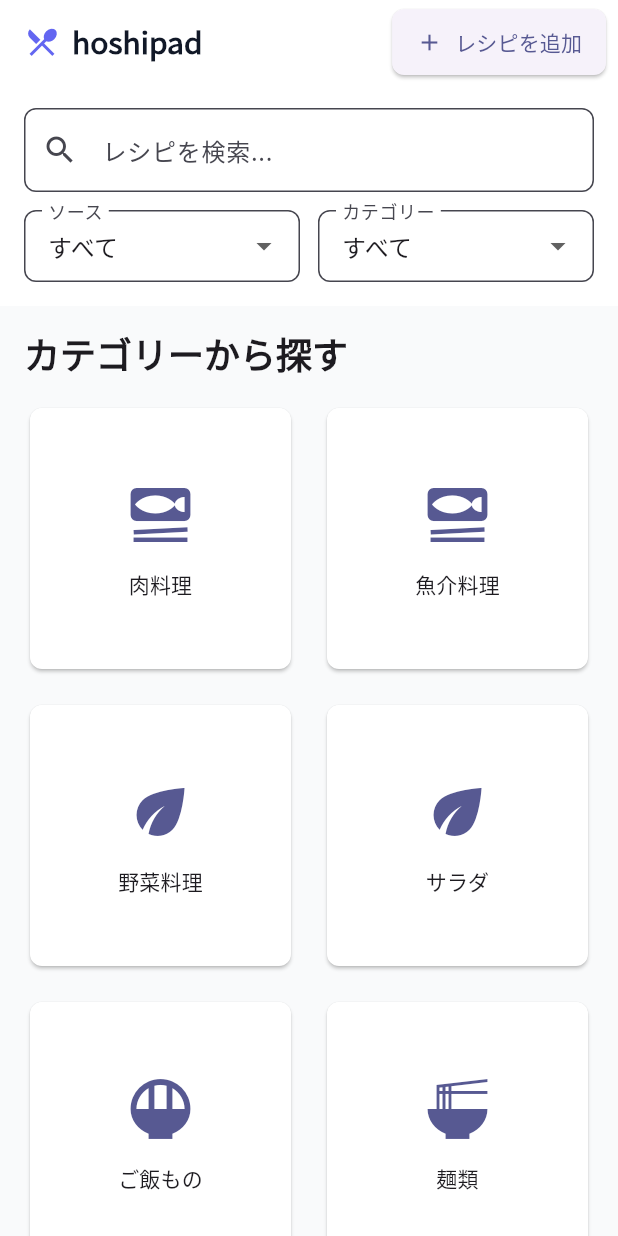
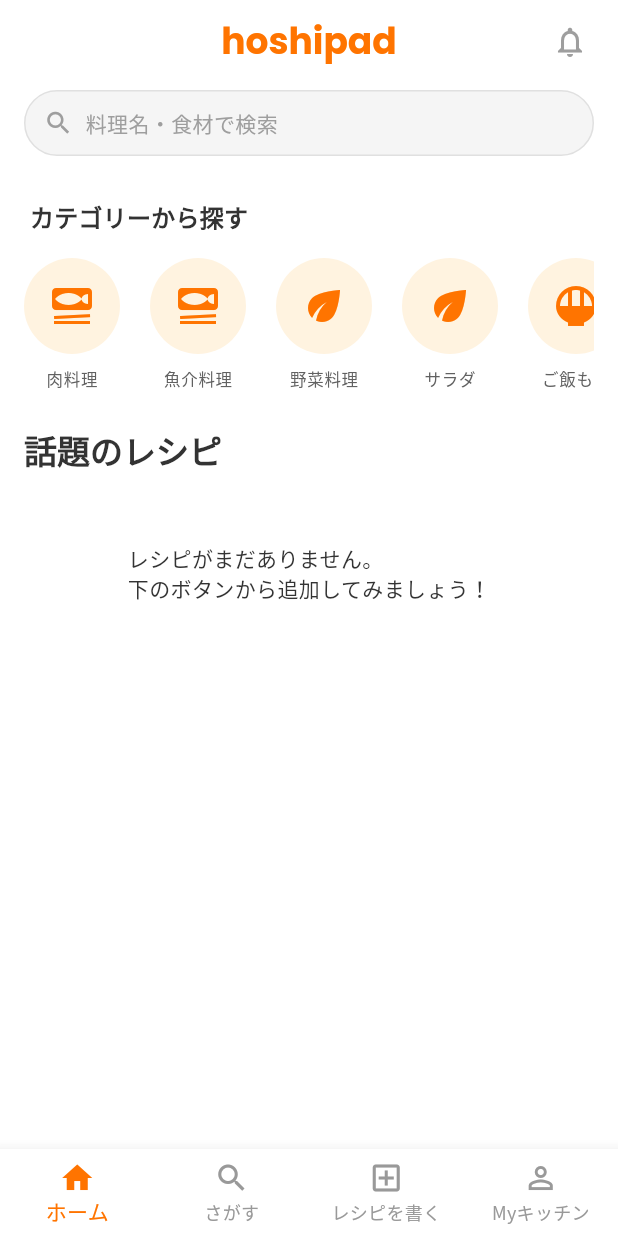
Before and after one commit to sin1kbk/hoshipad, a Flutter app: the screen it shows after launch, on a phone screen of 412 x 824 dp. Run offline on Flutter 3.47's test engine with Material 3 defaults, Android fonts, the phone set to English and light mode, and no system bars; our stand-ins replace cached_network_image, freezed_annotation, go_router, google_fonts, supabase_flutter; accounts and stored records are empty.

Commit message:
feat: レシピ追加画面のUIを刷新し、共通Scaffoldと画像アセットを追加

```diff
--- a/flutter_app/lib/main.dart
+++ b/flutter_app/lib/main.dart
@@ -8,6 +8,7 @@ import 'services/api_service.dart';
 import 'providers/recipe_provider.dart';
 import 'screens/home_screen.dart';
 import 'screens/add_recipe_screen.dart';
+import 'widgets/main_scaffold.dart';
 
 Future<void> main() async {
   WidgetsFlutterBinding.ensureInitialized();
@@ -28,14 +29,27 @@ class MyApp extends StatelessWidget {
   Widget build(BuildContext context) {
     final apiService = ApiService();
 
+    final rootNavigatorKey = GlobalKey<NavigatorState>();
+
     final router = GoRouter(
+      navigatorKey: rootNavigatorKey,
+      initialLocation: '/',
       routes: [
-        GoRoute(
-          path: '/',
-          builder: (context, state) => const HomeScreen(),
+        ShellRoute(
+          builder: (context, state, child) {
+            return MainScaffold(child: child);
+          },
+          routes: [
+            GoRoute(
+              path: '/',
+              builder: (context, state) => const HomeScreen(),
+            ),
+            // 他のルートもここに追加予定
+          ],
         ),
         GoRoute(
           path: '/add',
+          parentNavigatorKey: rootNavigatorKey, // ボトムナビの上に表示
           builder: (context, state) => const AddRecipeScreen(),
         ),
       ],
--- a/flutter_app/lib/screens/home_screen.dart
+++ b/flutter_app/lib/screens/home_screen.dart
@@ -1,10 +1,9 @@
 import 'package:flutter/material.dart';
 import 'package:provider/provider.dart';
+import 'package:google_fonts/google_fonts.dart';
 import '../models/recipe.dart';
 import '../providers/recipe_provider.dart';
 import '../widgets/recipe_card.dart';
-import '../widgets/search_bar.dart' as app;
-import 'package:go_router/go_router.dart';
 
 class HomeScreen extends StatefulWidget {
   const HomeScreen({super.key});
@@ -14,8 +13,6 @@ class HomeScreen extends StatefulWidget {
 }
 
 class _HomeScreenState extends State<HomeScreen> {
-  bool _showCategories = true;
-
   @override
   void initState() {
     super.initState();
@@ -28,167 +25,90 @@ class _HomeScreenState extends State<HomeScreen> {
   Widget build(BuildContext context) {
     return Scaffold(
       appBar: AppBar(
-        title: Row(
+        elevation: 0,
+        scrolledUnderElevation: 0,
+        backgroundColor: Colors.white,
+        centerTitle: true,
+        title: Text(
+          'hoshipad',
+          style: GoogleFonts.poppins(
+            color: const Color(0xFFFF7400),
+            fontWeight: FontWeight.bold,
+            fontSize: 24,
+          ),
+        ),
+        bottom: PreferredSize(
+          preferredSize: const Size.fromHeight(60),
+          child: Padding(
+            padding: const EdgeInsets.fromLTRB(16, 0, 16, 12),
+            child: InkWell(
+              onTap: () {
+                // Navigate to search
+              },
+              child: Container(
+                height: 44,
+                decoration: BoxDecoration(
+                  color: Colors.grey[100],
+                  borderRadius: BorderRadius.circular(22),
+                  border: Border.all(color: Colors.grey[300]!),
+                ),
+                child: Row(
                   children: [
-            const Icon(Icons.restaurant_menu, color: Color(0xFF6366F1)),
+                    const SizedBox(width: 12),
+                    Icon(Icons.search, color: Colors.grey[500], size: 20),
                     const SizedBox(width: 8),
                     Text(
-              'hoshipad',
-              style: Theme.of(context).appBarTheme.titleTextStyle,
+                      '料理名・食材で検索',
+                      style: TextStyle(color: Colors.grey[500], fontSize: 14),
                     ),
                   ],
                 ),
-        actions: [
-          Padding(
-            padding: const EdgeInsets.only(right: 8),
-            child: ElevatedButton.icon(
-              onPressed: () => context.push('/add'),
-              icon: const Icon(Icons.add),
-              label: const Text('レシピを追加'),
               ),
             ),
+          ),
+        ),
+        actions: [
+          IconButton(
+            icon: const Icon(Icons.notifications_none, color: Colors.grey),
+            onPressed: () {},
+          ),
+          const SizedBox(width: 8),
         ],
       ),
       body: Consumer<RecipeProvider>(
         builder: (context, provider, child) {
-          return SingleChildScrollView(
-            child: Column(
-              children: [
-                Container(
-                  color: Colors.white,
-                  padding: const EdgeInsets.all(16),
-                  child: app.SearchBar(
-                    searchQuery: provider.searchQuery,
-                    onSearchChanged: (query) {
-                      provider.setSearchQuery(query);
-                      setState(() => _showCategories = false);
-                    },
-                    sourceFilter: provider.sourceFilter,
-                    onSourceChanged: provider.setSourceFilter,
-                    categoryFilter: provider.categoryFilter,
-                    onCategoryChanged: (category) {
-                      provider.setCategoryFilter(category);
-                      setState(() => _showCategories = false);
-                    },
-                  ),
-                ),
-                if (_showCategories &&
-                    provider.categoryFilter == null &&
-                    provider.searchQuery.isEmpty) ...[
-                  _buildCategoryGrid(context, provider),
-                ] else ...[
-                  _buildRecipeGrid(context, provider),
-                ],
-              ],
-            ),
-          );
-        },
-      ),
-    );
+          if (provider.isLoading) {
+            return const Center(child: CircularProgressIndicator());
           }
 
-  Widget _buildCategoryGrid(BuildContext context, RecipeProvider provider) {
-    return Padding(
+          if (provider.error != null) {
+            return Center(child: Text('エラー: ${provider.error}'));
+          }
+
+          return RefreshIndicator(
+            onRefresh: () => provider.loadRecipes(),
+            child: SingleChildScrollView(
               padding: const EdgeInsets.all(16),
               child: Column(
                 crossAxisAlignment: CrossAxisAlignment.start,
                 children: [
-          Text(
-            'カテゴリーから探す',
-            style: Theme.of(context).textTheme.headlineSmall?.copyWith(
-                  fontWeight: FontWeight.bold,
+                  _buildCategoryList(context, provider),
+                  const SizedBox(height: 24),
+                  _buildSectionTitle(context, '話題のレシピ'),
+                  const SizedBox(height: 16),
+                  if (provider.recipes.isEmpty)
+                    const Center(
+                      child: Padding(
+                        padding: EdgeInsets.all(32),
+                        child: Text('レシピがまだありません。\n下のボタンから追加してみましょう！'),
                       ),
-          ),
-          const SizedBox(height: 16),
-          GridView.count(
-            crossAxisCount: 2,
+                    )
+                  else
+                    ListView.separated(
                       shrinkWrap: true,
                       physics: const NeverScrollableScrollPhysics(),
-            mainAxisSpacing: 16,
-            crossAxisSpacing: 16,
-            children: RecipeCategory.values.map((category) {
-              return _CategoryCard(
-                category: category,
-                onTap: () {
-                  provider.setCategoryFilter(category);
-                  setState(() => _showCategories = false);
-                },
-              );
-            }).toList(),
-          ),
-        ],
-      ),
-    );
-  }
-
-  Widget _buildRecipeGrid(BuildContext context, RecipeProvider provider) {
-    if (provider.isLoading) {
-      return const Padding(
-        padding: EdgeInsets.all(32),
-        child: Center(child: CircularProgressIndicator()),
-      );
-    }
-
-    if (provider.error != null) {
-      return Padding(
-        padding: const EdgeInsets.all(32),
-        child: Center(
-          child: Text(
-            'エラー: ${provider.error}',
-            style: TextStyle(color: Theme.of(context).colorScheme.error),
-          ),
-        ),
-      );
-    }
-
-    if (provider.recipes.isEmpty) {
-      return const Padding(
-        padding: EdgeInsets.all(32),
-        child: Center(child: Text('レシピが見つかりませんでした')),
-      );
-    }
-
-    return Padding(
-      padding: const EdgeInsets.all(16),
-      child: Column(
-        crossAxisAlignment: CrossAxisAlignment.start,
-        children: [
-          if (provider.categoryFilter != null) ...[
-            Row(
-              children: [
-                TextButton.icon(
-                  onPressed: () {
-                    provider.setCategoryFilter(null);
-                    setState(() => _showCategories = true);
-                  },
-                  icon: const Icon(Icons.arrow_back),
-                  label: const Text('カテゴリー一覧に戻る'),
-                ),
-                const SizedBox(width: 16),
-                Text(
-                  provider.categoryFilter!.displayName,
-                  style: Theme.of(context).textTheme.headlineSmall?.copyWith(
-                        fontWeight: FontWeight.bold,
-                      ),
-                ),
-              ],
-            ),
-            const SizedBox(height: 16),
-          ],
-          GridView.builder(
-            shrinkWrap: true,
-            physics: const NeverScrollableScrollPhysics(),
-            gridDelegate: SliverGridDelegateWithFixedCrossAxisCount(
-              crossAxisCount: MediaQuery.of(context).size.width > 1024
-                  ? 4
-                  : MediaQuery.of(context).size.width > 768
-                      ? 3
-                      : 2,
-              mainAxisSpacing: 16,
-              crossAxisSpacing: 16,
-              childAspectRatio: 0.7,
-            ),
                       itemCount: provider.recipes.length,
+                      separatorBuilder: (context, index) => const SizedBox(height: 24), // Increased spacing
                       itemBuilder: (context, index) {
                         final recipe = provider.recipes[index];
                         return RecipeCard(
@@ -198,6 +118,59 @@ class _HomeScreenState extends State<HomeScreen> {
                       },
                     ),
                 ],
+              ),
+            ),
+          );
+        },
+      ),
+    );
+  }
+
+  Widget _buildCategoryList(BuildContext context, RecipeProvider provider) {
+    return Column(
+      crossAxisAlignment: CrossAxisAlignment.start,
+      children: [
+        Padding(
+          padding: const EdgeInsets.only(left: 4, bottom: 16),
+          child: Text(
+            'カテゴリーから探す',
+            style: Theme.of(context).textTheme.titleMedium?.copyWith(
+                  fontWeight: FontWeight.bold,
+                ),
+          ),
+        ),
+        SizedBox(
+          height: 90, // Slightly adjusted height
+          child: ListView.separated(
+            scrollDirection: Axis.horizontal,
+            itemCount: RecipeCategory.values.length,
+            separatorBuilder: (context, index) => const SizedBox(width: 20),
+            itemBuilder: (context, index) {
+              final category = RecipeCategory.values[index];
+              final isSelected = provider.categoryFilter == category;
+              return _CategoryItem(
+                category: category,
+                isSelected: isSelected,
+                onTap: () {
+                  if (isSelected) {
+                    provider.setCategoryFilter(null);
+                  } else {
+                    provider.setCategoryFilter(category);
+                  }
+                },
+              );
+            },
+          ),
+        ),
+      ],
+    );
+  }
+
+  Widget _buildSectionTitle(BuildContext context, String title) {
+    return Text(
+      title,
+      style: Theme.of(context).textTheme.titleLarge?.copyWith(
+            fontWeight: FontWeight.bold,
           ),
     );
   }
@@ -240,39 +213,51 @@ class _HomeScreenState extends State<HomeScreen> {
   }
 }
 
-class _CategoryCard extends StatelessWidget {
+class _CategoryItem extends StatelessWidget {
   final RecipeCategory category;
+  final bool isSelected;
   final VoidCallback onTap;
 
-  const _CategoryCard({
+  const _CategoryItem({
     required this.category,
+    required this.isSelected,
     required this.onTap,
   });
 
   @override
   Widget build(BuildContext context) {
-    return Card(
-      child: InkWell(
+    final theme = Theme.of(context);
+    final colorScheme = theme.colorScheme;
+
+    return GestureDetector(
       onTap: onTap,
-        child: Padding(
-          padding: const EdgeInsets.all(24),
       child: Column(
-            mainAxisAlignment: MainAxisAlignment.center,
         children: [
-              Icon(
+          Container(
+            width: 64,
+            height: 64,
+            decoration: BoxDecoration(
+              color: isSelected ? colorScheme.primary : Colors.orange[50],
+              shape: BoxShape.circle,
+              border: isSelected
+                  ? Border.all(color: colorScheme.primary, width: 2)
+                  : null,
+            ),
+            child: Icon(
               _getCategoryIcon(category),
-                size: 48,
-                color: Theme.of(context).colorScheme.primary,
+              color: isSelected ? Colors.white : colorScheme.primary,
+              size: 32,
             ),
-              const SizedBox(height: 12),
+          ),
+          const SizedBox(height: 8),
           Text(
             category.displayName,
-                textAlign: TextAlign.center,
-                style: Theme.of(context).textTheme.titleSmall,
+            style: theme.textTheme.labelSmall?.copyWith(
+              fontWeight: isSelected ? FontWeight.bold : FontWeight.normal,
+              color: isSelected ? colorScheme.primary : Colors.grey[700],
+            ),
           ),
         ],
-          ),
-        ),
       ),
     );
   }
--- a/flutter_app/lib/theme/app_theme.dart
+++ b/flutter_app/lib/theme/app_theme.dart
@@ -3,45 +3,86 @@ import 'package:google_fonts/google_fonts.dart';
 
 class AppTheme {
   static ThemeData get lightTheme {
+    const primaryColor = Color(0xFFFF7400); // Cookpad Orange
+    const backgroundColor = Color(0xFFFFFFFF);
+    const surfaceColor = Color(0xFFF5F5F5);
+
     return ThemeData(
       useMaterial3: true,
       colorScheme: ColorScheme.fromSeed(
-        seedColor: const Color(0xFF6366F1), // Indigo-500 (primary color from web app)
+        seedColor: primaryColor,
+        primary: primaryColor,
+        secondary: const Color(0xFFFFA04D), // Lighter orange
+        surface: backgroundColor,
+        background: backgroundColor,
         brightness: Brightness.light,
       ),
-      textTheme: GoogleFonts.notoSansJpTextTheme(),
-      scaffoldBackgroundColor: const Color(0xFFF9FAFB), // gray-50
+      textTheme: GoogleFonts.notoSansJpTextTheme().apply(
+        bodyColor: const Color(0xFF333333),
+        displayColor: const Color(0xFF333333),
+      ),
+      scaffoldBackgroundColor: backgroundColor,
       cardTheme: const CardThemeData(
-        elevation: 1,
+        elevation: 2,
+        shadowColor: Colors.black12,
         shape: RoundedRectangleBorder(
-          borderRadius: BorderRadius.all(Radius.circular(8)),
+          borderRadius: BorderRadius.all(Radius.circular(12)),
         ),
         color: Colors.white,
+        margin: EdgeInsets.zero,
       ),
       appBarTheme: AppBarTheme(
         elevation: 0,
         backgroundColor: Colors.white,
-        foregroundColor: const Color(0xFF111827), // gray-900
+        foregroundColor: const Color(0xFF333333),
+        centerTitle: true,
         titleTextStyle: GoogleFonts.notoSansJp(
-          fontSize: 20,
+          fontSize: 18,
           fontWeight: FontWeight.bold,
-          color: const Color(0xFF111827),
+          color: const Color(0xFF333333),
         ),
+        iconTheme: const IconThemeData(color: Color(0xFF333333)),
+      ),
+      bottomNavigationBarTheme: const BottomNavigationBarThemeData(
+        backgroundColor: Colors.white,
+        selectedItemColor: primaryColor,
+        unselectedItemColor: Color(0xFF999999),
+        type: BottomNavigationBarType.fixed,
+        elevation: 8,
       ),
       inputDecorationTheme: InputDecorationTheme(
         border: OutlineInputBorder(
           borderRadius: BorderRadius.circular(8),
+          borderSide: const BorderSide(color: Color(0xFFDDDDDD)),
+        ),
+        enabledBorder: OutlineInputBorder(
+          borderRadius: BorderRadius.circular(8),
+          borderSide: const BorderSide(color: Color(0xFFDDDDDD)),
+        ),
+        focusedBorder: OutlineInputBorder(
+          borderRadius: BorderRadius.circular(8),
+          borderSide: const BorderSide(color: primaryColor),
         ),
         filled: true,
-        fillColor: Colors.white,
+        fillColor: surfaceColor,
+        contentPadding: const EdgeInsets.symmetric(horizontal: 16, vertical: 12),
       ),
       elevatedButtonTheme: ElevatedButtonThemeData(
         style: ElevatedButton.styleFrom(
-          padding: const EdgeInsets.symmetric(horizontal: 16, vertical: 12),
+          backgroundColor: primaryColor,
+          foregroundColor: Colors.white,
+          padding: const EdgeInsets.symmetric(horizontal: 24, vertical: 12),
           shape: RoundedRectangleBorder(
-            borderRadius: BorderRadius.circular(8),
+            borderRadius: BorderRadius.circular(24),
           ),
+          elevation: 0,
+          textStyle: const TextStyle(fontWeight: FontWeight.bold),
         ),
+      ),
+      floatingActionButtonTheme: const FloatingActionButtonThemeData(
+        backgroundColor: primaryColor,
+        foregroundColor: Colors.white,
+        elevation: 4,
       ),
     );
   }
--- /dev/null
+++ b/flutter_app/lib/widgets/main_scaffold.dart
@@ -0,0 +1,77 @@
+import 'package:flutter/material.dart';
+import 'package:go_router/go_router.dart';
+
+class MainScaffold extends StatelessWidget {
+  final Widget child;
+
+  const MainScaffold({
+    super.key,
+    required this.child,
+  });
+
+  @override
+  Widget build(BuildContext context) {
+    return Scaffold(
+      body: child,
+      bottomNavigationBar: BottomNavigationBar(
+        currentIndex: _calculateSelectedIndex(context),
+        onTap: (int index) => _onItemTapped(index, context),
+        items: const [
+          BottomNavigationBarItem(
+            icon: Icon(Icons.home_outlined),
+            activeIcon: Icon(Icons.home),
+            label: 'ホーム',
+          ),
+          BottomNavigationBarItem(
+            icon: Icon(Icons.search),
+            label: 'さがす',
+          ),
+          BottomNavigationBarItem(
+            icon: Icon(Icons.add_box_outlined),
+            activeIcon: Icon(Icons.add_box),
+            label: 'レシピを書く',
+          ),
+          BottomNavigationBarItem(
+            icon: Icon(Icons.person_outline),
+            activeIcon: Icon(Icons.person),
+            label: 'Myキッチン',
+          ),
+        ],
+        type: BottomNavigationBarType.fixed,
+      ),
+    );
+  }
+
+  static int _calculateSelectedIndex(BuildContext context) {
+    final String location = GoRouterState.of(context).uri.path;
+    if (location.startsWith('/search')) {
+      return 1;
+    }
+    if (location.startsWith('/add')) {
+      return 2;
+    }
+    if (location.startsWith('/profile')) {
+      return 3;
+    }
+    return 0;
+  }
+
+  void _onItemTapped(int index, BuildContext context) {
+    switch (index) {
+      case 0:
+        context.go('/');
+        break;
+      case 1:
+        // TODO: Implement Search Screen
+        // context.go('/search');
+        break;
+      case 2:
+        context.push('/add');
+        break;
+      case 3:
+        // TODO: Implement Profile Screen
+        // context.go('/profile');
+        break;
+    }
+  }
+}
```
Also changed, not shown: flutter_app/lib/screens/add_recipe_screen.dart (+94 -43 lines), flutter_app/lib/widgets/recipe_card.dart (+85 -47 lines), flutter_app/assets/icons/meat.png (added), 2 other files. Lines whose indentation alone changed are shown as unchanged.
